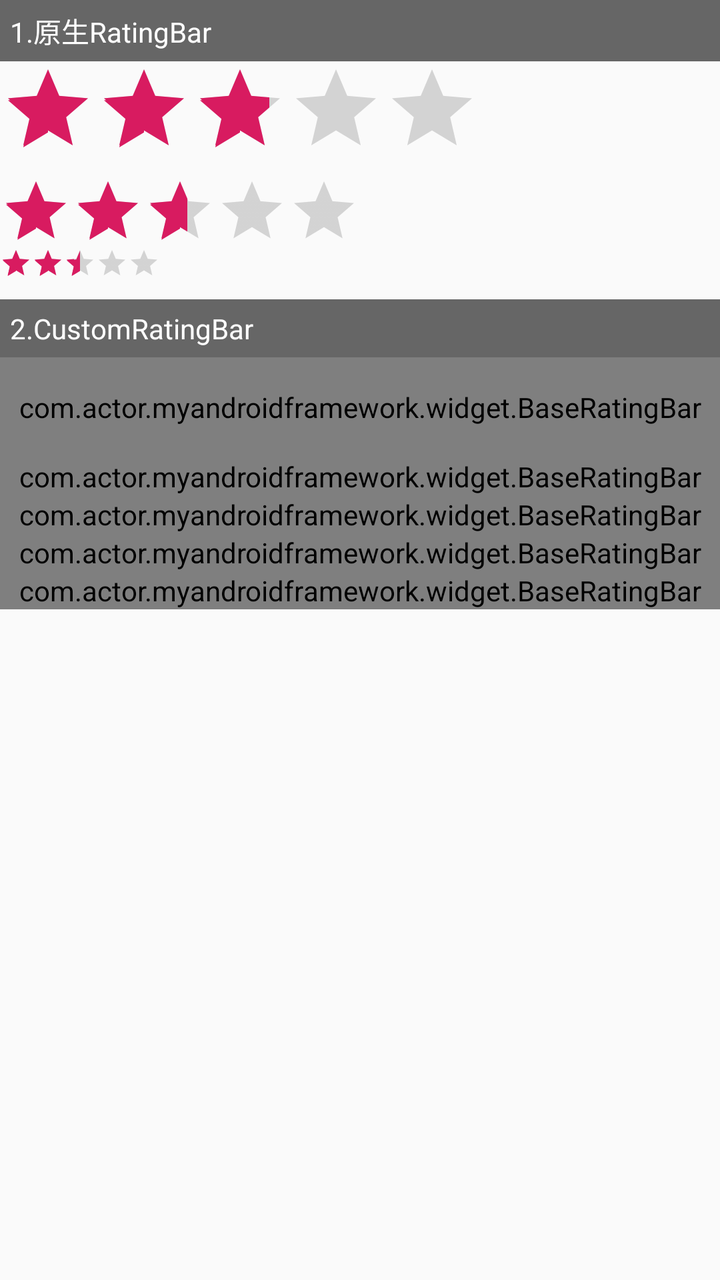
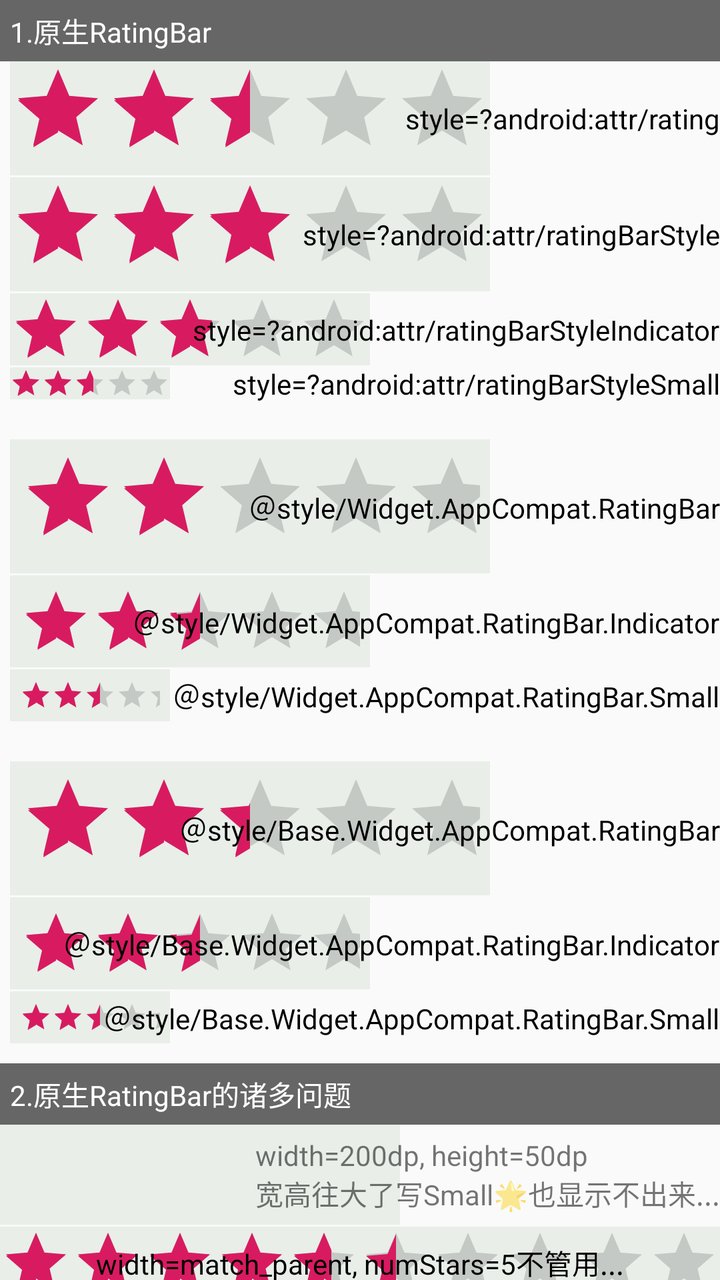

The first picture is an Android layout as it rendered before a commit; the second is the same layout after the commit. The layout source and the unified diff follow.
<!-- AndroidManifest.xml: application theme AppTheme -->
<!-- res/layout/activity_rating_bar.xml -->
<?xml version="1.0" encoding="utf-8"?>
<LinearLayout xmlns:android="http://schemas.android.com/apk/res/android"
    xmlns:app="http://schemas.android.com/apk/res-auto"
    xmlns:tools="http://schemas.android.com/tools"
    android:layout_width="match_parent"
    android:layout_height="match_parent"
    android:orientation="vertical"
    tools:context=".activity.RatingBarActivity">

    <TextView
        android:layout_width="match_parent"
        android:layout_height="wrap_content"
        android:background="@color/gray_666"
        android:padding="5dp"
        android:text="1.原生RatingBar"
        android:textColor="@color/white" />

    <androidx.appcompat.widget.AppCompatRatingBar
        android:id="@+id/rb_score1"
        style="@style/Base.Widget.AppCompat.RatingBar"
        android:layout_width="wrap_content"
        android:layout_height="wrap_content"
        android:isIndicator="false"
        android:numStars="5"
        android:rating="2.8"
        android:stepSize="0.1" />

    <androidx.appcompat.widget.AppCompatRatingBar
        android:id="@+id/rb_score2"
        style="?android:attr/ratingBarStyleIndicator"
        android:layout_width="wrap_content"
        android:layout_height="wrap_content"
        android:isIndicator="false"
        android:numStars="5"
        android:rating="2.6"
        android:stepSize="0.1" />

    <androidx.appcompat.widget.AppCompatRatingBar
        android:id="@+id/rb_score3"
        style="?android:attr/ratingBarStyleSmall"
        android:layout_width="wrap_content"
        android:layout_height="wrap_content"
        android:isIndicator="false"
        android:numStars="5"
        android:rating="2.3"
        android:stepSize="0.1" />


    <TextView
        android:layout_width="match_parent"
        android:layout_height="wrap_content"
        android:layout_marginTop="10dp"
        android:background="@color/gray_666"
        android:padding="5dp"
        android:text="2.CustomRatingBar"
        android:textColor="@color/white" />

    <com.actor.myandroidframework.widget.BaseRatingBar
        android:id="@+id/brb_1"
        android:layout_width="match_parent"
        android:layout_height="50dp"
        android:transitionName="btn"
        app:brbRating="3.3"
        app:brbStepSize="0.1" />

    <com.actor.myandroidframework.widget.BaseRatingBar
        android:id="@+id/brb_2"
        android:layout_width="match_parent"
        android:layout_height="wrap_content"
        app:brbFullDrawable="@drawable/star_full"
        app:brbIsIndicator="false"
        app:brbNumStars="6"
        app:brbRating="3.3"
        app:brbRatio="0.7"
        app:brbStarHeight="60dp"
        app:brbStarInterval="10dp"
        app:brbStepSize="0.3" />

    <com.actor.myandroidframework.widget.BaseRatingBar
        android:id="@+id/brb_3"
        android:layout_width="match_parent"
        android:layout_height="wrap_content"
        app:brbEmptyDrawable="@drawable/star_empty"
        app:brbFullDrawable="@drawable/star_full"
        app:brbIsIndicator="false"
        app:brbNumStars="5"
        app:brbRating="3.3"
        app:brbRatio="2"
        app:brbStarHeight="35dp"
        app:brbStarInterval="1dp"
        app:brbStepSize="0.5" />

    <com.actor.myandroidframework.widget.BaseRatingBar
        android:id="@+id/brb_4"
        android:layout_width="match_parent"
        android:layout_height="wrap_content"
        app:brbEmptyDrawable="@drawable/star_empty"
        app:brbFullDrawable="@drawable/star_full"
        app:brbIsIndicator="false"
        app:brbNumStars="5"
        app:brbRating="3.3"
        app:brbRatio="0.5"
        app:brbStarHeight="90dp"
        app:brbStarInterval="10dp"
        app:brbStepSize="0.7" />

    <com.actor.myandroidframework.widget.BaseRatingBar
        android:id="@+id/brb_5"
        android:layout_width="match_parent"
        android:layout_height="wrap_content"
        app:brbEmptyDrawable="@drawable/location_repository"
        app:brbFullDrawable="@drawable/star_full"
        app:brbIsIndicator="false"
        app:brbNumStars="8"
        app:brbRating="3.3"
        app:brbRatio="0.7"
        app:brbStarHeight="50dp"
        app:brbStarInterval="10dp"
        app:brbStepSize="0.9" />
</LinearLayout>
<!-- resources referenced by this layout -->
<resources>
  <color name="gray_666">#666666</color>
  <color name="white">#fff</color>
  <!-- drawable location_repository: png bitmap (drawable-xxxhdpi, 5290 bytes) -->
  <!-- drawable star_empty: png bitmap (drawable-xxxhdpi, 8515 bytes) -->
  <!-- drawable star_full: png bitmap (drawable-xxxhdpi, 8680 bytes) -->
  <style name="AppTheme" parent="NoActionBar">
          <item name="windowActionBar">true</item>
          <item name="windowNoTitle">false</item>
      </style>
  <style name="NoActionBar" parent="AppThemeForMyAndroidFrameWork">
          
          <item name="colorPrimary">@color/colorPrimary</item>
          <item name="colorPrimaryDark">@color/colorPrimaryDark</item>
          <item name="colorAccent">@color/colorAccent</item>
      </style>
  <style name="AppThemeForMyAndroidFrameWork" parent="Theme.AppCompat.Light.NoActionBar">
          
          
  
          
          
          
  
          
          <item name="android:textAllCaps">false</item>
      </style>
  <color name="colorPrimary">#008577</color>
  <color name="colorPrimaryDark">#00574B</color>
  <color name="colorAccent">#D81B60</color>
</resources>

<!-- the commit's change to res/layout/activity_rating_bar.xml (unified diff, before → after) -->
@@ -1,120 +1,490 @@
 <?xml version="1.0" encoding="utf-8"?>
-<LinearLayout xmlns:android="http://schemas.android.com/apk/res/android"
+<androidx.core.widget.NestedScrollView xmlns:android="http://schemas.android.com/apk/res/android"
     xmlns:app="http://schemas.android.com/apk/res-auto"
     xmlns:tools="http://schemas.android.com/tools"
     android:layout_width="match_parent"
     android:layout_height="match_parent"
-    android:orientation="vertical"
     tools:context=".activity.RatingBarActivity">
 
-    <TextView
+    <androidx.constraintlayout.widget.ConstraintLayout
         android:layout_width="match_parent"
-        android:layout_height="wrap_content"
-        android:background="@color/gray_666"
-        android:padding="5dp"
-        android:text="1.原生RatingBar"
-        android:textColor="@color/white" />
-
-    <androidx.appcompat.widget.AppCompatRatingBar
-        android:id="@+id/rb_score1"
-        style="@style/Base.Widget.AppCompat.RatingBar"
-        android:layout_width="wrap_content"
-        android:layout_height="wrap_content"
-        android:isIndicator="false"
-        android:numStars="5"
-        android:rating="2.8"
-        android:stepSize="0.1" />
-
-    <androidx.appcompat.widget.AppCompatRatingBar
-        android:id="@+id/rb_score2"
-        style="?android:attr/ratingBarStyleIndicator"
-        android:layout_width="wrap_content"
-        android:layout_height="wrap_content"
-        android:isIndicator="false"
-        android:numStars="5"
-        android:rating="2.6"
-        android:stepSize="0.1" />
-
-    <androidx.appcompat.widget.AppCompatRatingBar
-        android:id="@+id/rb_score3"
-        style="?android:attr/ratingBarStyleSmall"
-        android:layout_width="wrap_content"
-        android:layout_height="wrap_content"
-        android:isIndicator="false"
-        android:numStars="5"
-        android:rating="2.3"
-        android:stepSize="0.1" />
-
-
-    <TextView
-        android:layout_width="match_parent"
-        android:layout_height="wrap_content"
-        android:layout_marginTop="10dp"
-        android:background="@color/gray_666"
-        android:padding="5dp"
-        android:text="2.CustomRatingBar"
-        android:textColor="@color/white" />
-
-    <com.actor.myandroidframework.widget.BaseRatingBar
-        android:id="@+id/brb_1"
-        android:layout_width="match_parent"
-        android:layout_height="50dp"
-        android:transitionName="btn"
-        app:brbRating="3.3"
-        app:brbStepSize="0.1" />
-
-    <com.actor.myandroidframework.widget.BaseRatingBar
-        android:id="@+id/brb_2"
-        android:layout_width="match_parent"
-        android:layout_height="wrap_content"
-        app:brbFullDrawable="@drawable/star_full"
-        app:brbIsIndicator="false"
-        app:brbNumStars="6"
-        app:brbRating="3.3"
-        app:brbRatio="0.7"
-        app:brbStarHeight="60dp"
-        app:brbStarInterval="10dp"
-        app:brbStepSize="0.3" />
-
-    <com.actor.myandroidframework.widget.BaseRatingBar
-        android:id="@+id/brb_3"
-        android:layout_width="match_parent"
-        android:layout_height="wrap_content"
-        app:brbEmptyDrawable="@drawable/star_empty"
-        app:brbFullDrawable="@drawable/star_full"
-        app:brbIsIndicator="false"
-        app:brbNumStars="5"
-        app:brbRating="3.3"
-        app:brbRatio="2"
-        app:brbStarHeight="35dp"
-        app:brbStarInterval="1dp"
-        app:brbStepSize="0.5" />
-
-    <com.actor.myandroidframework.widget.BaseRatingBar
-        android:id="@+id/brb_4"
-        android:layout_width="match_parent"
-        android:layout_height="wrap_content"
-        app:brbEmptyDrawable="@drawable/star_empty"
-        app:brbFullDrawable="@drawable/star_full"
-        app:brbIsIndicator="false"
-        app:brbNumStars="5"
-        app:brbRating="3.3"
-        app:brbRatio="0.5"
-        app:brbStarHeight="90dp"
-        app:brbStarInterval="10dp"
-        app:brbStepSize="0.7" />
-
-    <com.actor.myandroidframework.widget.BaseRatingBar
-        android:id="@+id/brb_5"
-        android:layout_width="match_parent"
-        android:layout_height="wrap_content"
-        app:brbEmptyDrawable="@drawable/location_repository"
-        app:brbFullDrawable="@drawable/star_full"
-        app:brbIsIndicator="false"
-        app:brbNumStars="8"
-        app:brbRating="3.3"
-        app:brbRatio="0.7"
-        app:brbStarHeight="50dp"
-        app:brbStarInterval="10dp"
-        app:brbStepSize="0.9" />
-</LinearLayout>
+        android:layout_height="wrap_content">
+
+        <TextView
+            android:id="@+id/tv0"
+            android:layout_width="match_parent"
+            android:layout_height="wrap_content"
+            android:background="@color/gray_666"
+            android:padding="5dp"
+            android:text="1.原生RatingBar"
+            android:textColor="@color/white"
+            app:layout_constraintTop_toTopOf="parent" />
+
+        <androidx.appcompat.widget.AppCompatRatingBar
+            android:id="@+id/rb00"
+            style="?android:attr/rating"
+            android:layout_width="wrap_content"
+            android:layout_height="wrap_content"
+            android:layout_marginStart="5dp"
+            android:background="#11005500"
+            android:isIndicator="false"
+            android:numStars="5"
+            android:rating="2.8"
+            android:stepSize="1.2"
+            app:layout_constraintStart_toStartOf="parent"
+            app:layout_constraintTop_toBottomOf="@id/tv0" />
+
+        <androidx.appcompat.widget.AppCompatTextView
+            android:layout_width="wrap_content"
+            android:layout_height="wrap_content"
+            android:text="style=?android:attr/rating"
+            android:textColor="@color/black"
+            app:layout_constraintBottom_toBottomOf="@id/rb00"
+            app:layout_constraintEnd_toEndOf="parent"
+            app:layout_constraintTop_toTopOf="@id/rb00" />
+
+        <androidx.appcompat.widget.AppCompatRatingBar
+            android:id="@+id/rb01"
+            style="?android:attr/ratingBarStyle"
+            android:layout_width="wrap_content"
+            android:layout_height="wrap_content"
+            android:layout_marginStart="5dp"
+            android:layout_marginTop="1dp"
+            android:background="#11005500"
+            android:isIndicator="false"
+            android:numStars="5"
+            android:rating="2.8"
+            android:stepSize="0.4"
+            app:layout_constraintStart_toStartOf="parent"
+            app:layout_constraintTop_toBottomOf="@id/rb00" />
+
+        <androidx.appcompat.widget.AppCompatTextView
+            android:layout_width="wrap_content"
+            android:layout_height="wrap_content"
+            android:text="style=?android:attr/ratingBarStyle"
+            android:textColor="@color/black"
+            app:layout_constraintBottom_toBottomOf="@id/rb01"
+            app:layout_constraintEnd_toEndOf="parent"
+            app:layout_constraintTop_toTopOf="@id/rb01" />
+
+        <androidx.appcompat.widget.AppCompatRatingBar
+            android:id="@+id/rb02"
+            style="?android:attr/ratingBarStyleIndicator"
+            android:layout_width="wrap_content"
+            android:layout_height="wrap_content"
+            android:layout_marginStart="5dp"
+            android:layout_marginTop="1dp"
+            android:background="#11005500"
+            android:isIndicator="false"
+            android:numStars="5"
+            android:rating="2.8"
+            android:stepSize="0.1"
+            app:layout_constraintStart_toStartOf="parent"
+            app:layout_constraintTop_toBottomOf="@id/rb01" />
+
+        <androidx.appcompat.widget.AppCompatTextView
+            android:layout_width="wrap_content"
+            android:layout_height="wrap_content"
+            android:text="style=?android:attr/ratingBarStyleIndicator"
+            android:textColor="@color/black"
+            app:layout_constraintBottom_toBottomOf="@id/rb02"
+            app:layout_constraintEnd_toEndOf="parent"
+            app:layout_constraintTop_toTopOf="@id/rb02" />
+
+        <androidx.appcompat.widget.AppCompatRatingBar
+            android:id="@+id/rb03"
+            style="?android:attr/ratingBarStyleSmall"
+            android:layout_width="wrap_content"
+            android:layout_height="wrap_content"
+            android:layout_marginStart="5dp"
+            android:layout_marginTop="1dp"
+            android:background="#11005500"
+            android:isIndicator="false"
+            android:numStars="5"
+            android:rating="2.6"
+            android:stepSize="0.1"
+            app:layout_constraintStart_toStartOf="parent"
+            app:layout_constraintTop_toBottomOf="@id/rb02" />
+
+        <androidx.appcompat.widget.AppCompatTextView
+            android:layout_width="wrap_content"
+            android:layout_height="wrap_content"
+            android:text="style=?android:attr/ratingBarStyleSmall"
+            android:textColor="@color/black"
+            app:layout_constraintBottom_toBottomOf="@id/rb03"
+            app:layout_constraintEnd_toEndOf="parent"
+            app:layout_constraintTop_toTopOf="@id/rb03" />
+
+
+        <androidx.appcompat.widget.AppCompatRatingBar
+            android:id="@+id/rb10"
+            style="@style/Widget.AppCompat.RatingBar"
+            android:layout_width="wrap_content"
+            android:layout_height="wrap_content"
+            android:layout_marginStart="5dp"
+            android:layout_marginTop="20dp"
+            android:background="#11005500"
+            android:isIndicator="false"
+            android:numStars="5"
+            android:padding="5dp"
+            android:rating="2.3"
+            android:stepSize="1"
+            app:layout_constraintStart_toStartOf="parent"
+            app:layout_constraintTop_toBottomOf="@id/rb03" />
+
+        <androidx.appcompat.widget.AppCompatTextView
+            android:layout_width="wrap_content"
+            android:layout_height="wrap_content"
+            android:text="＠style/Widget.AppCompat.RatingBar"
+            android:textColor="@color/black"
+            app:layout_constraintBottom_toBottomOf="@id/rb10"
+            app:layout_constraintEnd_toEndOf="parent"
+            app:layout_constraintTop_toTopOf="@id/rb10" />
+
+        <androidx.appcompat.widget.AppCompatRatingBar
+            android:id="@+id/rb11"
+            style="@style/Widget.AppCompat.RatingBar.Indicator"
+            android:layout_width="wrap_content"
+            android:layout_height="wrap_content"
+            android:layout_marginStart="5dp"
+            android:layout_marginTop="1dp"
+            android:background="#11005500"
+            android:isIndicator="false"
+            android:numStars="5"
+            android:padding="5dp"
+            android:rating="2.3"
+            android:stepSize="0.1"
+            app:layout_constraintStart_toStartOf="parent"
+            app:layout_constraintTop_toBottomOf="@id/rb10" />
+
+        <androidx.appcompat.widget.AppCompatTextView
+            android:layout_width="wrap_content"
+            android:layout_height="wrap_content"
+            android:text="＠style/Widget.AppCompat.RatingBar.Indicator"
+            android:textColor="@color/black"
+            app:layout_constraintBottom_toBottomOf="@id/rb11"
+            app:layout_constraintEnd_toEndOf="parent"
+            app:layout_constraintTop_toTopOf="@id/rb11" />
+
+        <androidx.appcompat.widget.AppCompatRatingBar
+            android:id="@+id/rb12"
+            style="@style/Widget.AppCompat.RatingBar.Small"
+            android:layout_width="wrap_content"
+            android:layout_height="wrap_content"
+            android:layout_marginStart="5dp"
+            android:layout_marginTop="1dp"
+            android:background="#11005500"
+            android:isIndicator="false"
+            android:numStars="5"
+            android:padding="5dp"
+            android:rating="2.3"
+            android:stepSize="0.1"
+            app:layout_constraintStart_toStartOf="parent"
+            app:layout_constraintTop_toBottomOf="@id/rb11" />
+
+        <androidx.appcompat.widget.AppCompatTextView
+            android:layout_width="wrap_content"
+            android:layout_height="wrap_content"
+            android:text="＠style/Widget.AppCompat.RatingBar.Small"
+            android:textColor="@color/black"
+            app:layout_constraintBottom_toBottomOf="@id/rb12"
+            app:layout_constraintEnd_toEndOf="parent"
+            app:layout_constraintTop_toTopOf="@id/rb12" />
+
+
+        <androidx.appcompat.widget.AppCompatRatingBar
+            android:id="@+id/rb20"
+            style="@style/Base.Widget.AppCompat.RatingBar"
+            android:layout_width="wrap_content"
+            android:layout_height="wrap_content"
+            android:layout_marginStart="5dp"
+            android:layout_marginTop="20dp"
+            android:background="#11005500"
+            android:isIndicator="false"
+            android:numStars="5"
+            android:padding="5dp"
+            android:rating="2.3"
+            android:stepSize="1.1"
+            app:layout_constraintStart_toStartOf="parent"
+            app:layout_constraintTop_toBottomOf="@id/rb12" />
+
+        <androidx.appcompat.widget.AppCompatTextView
+            android:layout_width="wrap_content"
+            android:layout_height="wrap_content"
+            android:text="＠style/Base.Widget.AppCompat.RatingBar"
+            android:textColor="@color/black"
+            app:layout_constraintBottom_toBottomOf="@id/rb20"
+            app:layout_constraintEnd_toEndOf="parent"
+            app:layout_constraintTop_toTopOf="@id/rb20" />
+
+        <androidx.appcompat.widget.AppCompatRatingBar
+            android:id="@+id/rb21"
+            style="@style/Base.Widget.AppCompat.RatingBar.Indicator"
+            android:layout_width="wrap_content"
+            android:layout_height="wrap_content"
+            android:layout_marginStart="5dp"
+            android:layout_marginTop="1dp"
+            android:background="#11005500"
+            android:isIndicator="false"
+            android:numStars="5"
+            android:padding="5dp"
+            android:rating="2.3"
+            android:stepSize="0.1"
+            app:layout_constraintStart_toStartOf="parent"
+            app:layout_constraintTop_toBottomOf="@id/rb20" />
+
+        <androidx.appcompat.widget.AppCompatTextView
+            android:layout_width="wrap_content"
+            android:layout_height="wrap_content"
+            android:text="＠style/Base.Widget.AppCompat.RatingBar.Indicator"
+            android:textColor="@color/black"
+            app:layout_constraintBottom_toBottomOf="@id/rb21"
+            app:layout_constraintEnd_toEndOf="parent"
+            app:layout_constraintTop_toTopOf="@id/rb21" />
+
+        <androidx.appcompat.widget.AppCompatRatingBar
+            android:id="@+id/rb22"
+            style="@style/Base.Widget.AppCompat.RatingBar.Small"
+            android:layout_width="wrap_content"
+            android:layout_height="wrap_content"
+            android:layout_marginStart="5dp"
+            android:layout_marginTop="1dp"
+            android:background="#11005500"
+            android:isIndicator="false"
+            android:numStars="5"
+            android:padding="5dp"
+            android:rating="2.3"
+            android:stepSize="0.1"
+            app:layout_constraintStart_toStartOf="parent"
+            app:layout_constraintTop_toBottomOf="@id/rb21" />
+
+        <androidx.appcompat.widget.AppCompatTextView
+            android:layout_width="wrap_content"
+            android:layout_height="wrap_content"
+            android:text="＠style/Base.Widget.AppCompat.RatingBar.Small"
+            android:textColor="@color/black"
+            app:layout_constraintBottom_toBottomOf="@id/rb22"
+            app:layout_constraintEnd_toEndOf="parent"
+            app:layout_constraintTop_toTopOf="@id/rb22" />
+
+
+        <TextView
+            android:id="@+id/tv1"
+            android:layout_width="match_parent"
+            android:layout_height="wrap_content"
+            android:layout_marginTop="10dp"
+            android:background="@color/gray_666"
+            android:padding="5dp"
+            android:text="2.原生RatingBar的诸多问题"
+            android:textColor="@color/white"
+            app:layout_constraintTop_toBottomOf="@id/rb22" />
+
+        <androidx.appcompat.widget.AppCompatRatingBar
+            android:id="@+id/rb5"
+            style="@style/Widget.AppCompat.RatingBar.Small"
+            android:layout_width="200dp"
+            android:layout_height="50dp"
+            android:background="#11005500"
+            android:isIndicator="false"
+            android:numStars="5"
+            android:rating="2.3"
+            android:stepSize="0.1"
+            app:layout_constraintStart_toStartOf="parent"
+            app:layout_constraintTop_toBottomOf="@id/tv1" />
+
+        <androidx.appcompat.widget.AppCompatTextView
+            android:layout_width="wrap_content"
+            android:layout_height="wrap_content"
+            android:text="width=200dp, height=50dp\n宽高往大了写Small🌟也显示不出来..."
+            app:layout_constraintBottom_toBottomOf="@id/rb5"
+            app:layout_constraintEnd_toEndOf="parent"
+            app:layout_constraintTop_toTopOf="@id/rb5" />
+
+        <androidx.appcompat.widget.AppCompatRatingBar
+            android:id="@+id/rb6"
+            style="@style/Widget.AppCompat.RatingBar.Indicator"
+            android:layout_width="match_parent"
+            android:layout_height="wrap_content"
+            android:layout_marginTop="1dp"
+            android:background="#11005500"
+            android:isIndicator="false"
+            android:numStars="5"
+            android:rating="2.3"
+            android:stepSize="0.1"
+            app:layout_constraintEnd_toEndOf="parent"
+            app:layout_constraintStart_toStartOf="parent"
+            app:layout_constraintTop_toBottomOf="@id/rb5" />
+
+        <androidx.appcompat.widget.AppCompatTextView
+            android:layout_width="wrap_content"
+            android:layout_height="wrap_content"
+            android:text="width=match_parent, numStars=5不管用..."
+            android:textColor="@color/black"
+            app:layout_constraintBottom_toBottomOf="@id/rb6"
+            app:layout_constraintEnd_toEndOf="@id/rb6"
+            app:layout_constraintStart_toStartOf="@id/rb6"
+            app:layout_constraintTop_toTopOf="@id/rb6" />
+
+        <androidx.appcompat.widget.AppCompatRatingBar
+            android:id="@+id/rb7"
+            style="@style/Widget.AppCompat.RatingBar.Indicator"
+            android:layout_width="wrap_content"
+            android:layout_height="wrap_content"
+            android:layout_marginTop="1dp"
+            android:background="#11005500"
+            android:isIndicator="false"
+            android:numStars="5"
+            android:padding="5dp"
+            android:rating="2.3"
+            android:stepSize="0.1"
+            app:layout_constraintStart_toStartOf="parent"
+            app:layout_constraintTop_toBottomOf="@id/rb6" />
+
+        <androidx.appcompat.widget.AppCompatTextView
+            android:layout_width="wrap_content"
+            android:layout_height="wrap_content"
+            android:text="padding=5dp, numStars=5显示不全5颗🌟..."
+            android:textColor="@color/black"
+            app:layout_constraintBottom_toBottomOf="@id/rb7"
+            app:layout_constraintEnd_toEndOf="parent"
+            app:layout_constraintTop_toTopOf="@id/rb7" />
+
+
+        <TextView
+            android:id="@+id/tv2"
+            android:layout_width="match_parent"
+            android:layout_height="wrap_content"
+            android:layout_marginTop="10dp"
+            android:background="@color/gray_666"
+            android:padding="5dp"
+            android:text="3.CustomRatingBar"
+            android:textColor="@color/white"
+            app:layout_constraintEnd_toEndOf="parent"
+            app:layout_constraintStart_toStartOf="parent"
+            app:layout_constraintTop_toBottomOf="@id/rb7" />
+
+        <com.actor.myandroidframework.widget.BaseRatingBar
+            android:id="@+id/brb_0"
+            android:layout_width="wrap_content"
+            android:layout_height="70dp"
+            android:layout_marginStart="5dp"
+            android:background="#11005500"
+            android:paddingStart="5dp"
+            android:paddingTop="10dp"
+            android:paddingEnd="15dp"
+            android:paddingBottom="20dp"
+            android:transitionName="btn"
+            app:brbNumStars="1"
+            app:brbRating="3.3"
+            app:brbStepSize="0.01"
+            app:layout_constraintStart_toStartOf="parent"
+            app:layout_constraintTop_toBottomOf="@id/tv2" />
+
+        <com.actor.myandroidframework.widget.BaseRatingBar
+            android:id="@+id/brb_1"
+            android:layout_width="wrap_content"
+            android:layout_height="50dp"
+            android:layout_marginStart="5dp"
+            android:layout_marginTop="1dp"
+            android:background="#11005500"
+            android:transitionName="btn"
+            app:brbRating="3.3"
+            app:brbStepSize="0.1"
+            app:layout_constraintStart_toStartOf="parent"
+            app:layout_constraintTop_toBottomOf="@id/brb_0" />
+
+        <com.actor.myandroidframework.widget.BaseRatingBar
+            android:id="@+id/brb_2"
+            android:layout_width="match_parent"
+            android:layout_height="50dp"
+            android:layout_marginStart="5dp"
+            android:layout_marginTop="1dp"
+            android:background="#11005500"
+            app:brbFullDrawable="@drawable/star_full"
+            app:brbIsIndicator="false"
+            app:brbNumStars="6"
+            app:brbRating="3.3"
+            app:brbRatio="0.7"
+            app:brbStarInterval="10dp"
+            app:brbStepSize="0.3"
+            app:layout_constraintStart_toStartOf="parent"
+            app:layout_constraintTop_toBottomOf="@id/brb_1" />
+
+        <com.actor.myandroidframework.widget.BaseRatingBar
+            android:id="@+id/brb_3"
+            android:layout_width="wrap_content"
+            android:layout_height="35dp"
+            android:layout_marginStart="5dp"
+            android:layout_marginTop="1dp"
+            android:background="#11005500"
+            app:brbEmptyDrawable="@drawable/icon_audio_black"
+            app:brbFullDrawable="@drawable/icon_audio_black_yellow_x2"
+            app:brbIsIndicator="false"
+            app:brbNumStars="4"
+            app:brbRating="3.3"
+            app:brbRatio="2"
+            app:brbStarInterval="1dp"
+            app:brbStepSize="0.5"
+            app:layout_constraintStart_toStartOf="parent"
+            app:layout_constraintTop_toBottomOf="@id/brb_2" />
+
+        <com.actor.myandroidframework.widget.BaseRatingBar
+            android:id="@+id/brb_4"
+            android:layout_width="match_parent"
+            android:layout_height="70dp"
+            android:layout_marginStart="5dp"
+            android:layout_marginTop="1dp"
+            android:background="#11005500"
+            app:brbEmptyDrawable="@drawable/star_empty"
+            app:brbFullDrawable="@drawable/star_full"
+            app:brbIsIndicator="false"
+            app:brbNumStars="5"
+            app:brbRating="3.3"
+            app:brbRatio="0.5"
+            app:brbStarInterval="10dp"
+            app:brbStepSize="0.7"
+            app:layout_constraintStart_toStartOf="parent"
+            app:layout_constraintTop_toBottomOf="@id/brb_3" />
+
+        <com.actor.myandroidframework.widget.BaseRatingBar
+            android:id="@+id/brb_5"
+            android:layout_width="match_parent"
+            android:layout_height="50dp"
+            android:layout_marginStart="5dp"
+            android:layout_marginTop="1dp"
+            android:background="#11005500"
+            app:brbEmptyDrawable="@drawable/location_repository"
+            app:brbFullDrawable="@drawable/star_full"
+            app:brbIsIndicator="false"
+            app:brbNumStars="8"
+            app:brbRating="3.3"
+            app:brbRatio="0.7"
+            app:brbStarInterval="10dp"
+            app:brbStepSize="0.9"
+            app:layout_constraintStart_toStartOf="parent"
+            app:layout_constraintTop_toBottomOf="@id/brb_4" />
+
+        <com.actor.myandroidframework.widget.BaseRatingBar
+            android:id="@+id/brb_6"
+            android:layout_width="wrap_content"
+            android:layout_height="50dp"
+            android:layout_marginStart="5dp"
+            android:layout_marginTop="1dp"
+            android:background="#11005500"
+            app:brbEmptyDrawable="@drawable/icon_treasure_box_closed"
+            app:brbFullDrawable="@drawable/icon_treasure_box_opened"
+            app:brbIsIndicator="false"
+            app:brbNumStars="7"
+            app:brbRating="3.3"
+            app:brbRatio="0.7"
+            app:brbStarInterval="10dp"
+            app:brbStepSize="1.11"
+            app:layout_constraintStart_toStartOf="parent"
+            app:layout_constraintTop_toBottomOf="@id/brb_5" />
+
+        <Space
+            android:layout_width="match_parent"
+            android:layout_height="20dp"
+            app:layout_constraintTop_toBottomOf="@id/brb_6" />
+    </androidx.constraintlayout.widget.ConstraintLayout>
+</androidx.core.widget.NestedScrollView>
<!-- resource entries referenced after the edit -->
@@ -1,7 +1,12 @@
 <!-- resources referenced by this layout -->
 <resources>
+  <color name="black">#000</color>
   <color name="gray_666">#666666</color>
   <color name="white">#fff</color>
+  <!-- drawable icon_audio_black: png bitmap (drawable-xxxhdpi, 2286 bytes) -->
+  <!-- drawable icon_audio_black_yellow_x2: png bitmap (drawable-xxxhdpi, 2414 bytes) -->
+  <!-- drawable icon_treasure_box_closed: png bitmap (drawable-xxxhdpi, 18775 bytes) -->
+  <!-- drawable icon_treasure_box_opened: png bitmap (drawable-xxxhdpi, 10578 bytes) -->
   <!-- drawable location_repository: png bitmap (drawable-xxxhdpi, 5290 bytes) -->
   <!-- drawable star_empty: png bitmap (drawable-xxxhdpi, 8515 bytes) -->
   <!-- drawable star_full: png bitmap (drawable-xxxhdpi, 8680 bytes) -->
